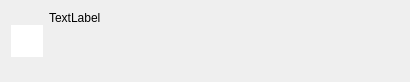
Qt form notify/notice.ui (QtPlay/coastal-qt) before a commit.
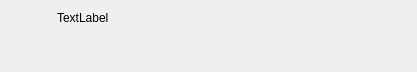
The same form after that commit.

Commit message: improved icon handling

Patch:
```diff
--- a/notify/notice.ui
+++ b/notify/notice.ui
@@ -6,8 +6,8 @@
    <rect>
     <x>0</x>
     <y>0</y>
-    <width>410</width>
-    <height>82</height>
+    <width>417</width>
+    <height>72</height>
    </rect>
   </property>
   <property name="windowTitle">
@@ -15,21 +15,24 @@
   </property>
   <layout class="QHBoxLayout" name="horizontalLayout">
    <item>
-    <widget class="QGraphicsView" name="Icon">
-     <property name="sizePolicy">
-      <sizepolicy hsizetype="Preferred" vsizetype="Preferred">
-       <horstretch>0</horstretch>
-       <verstretch>0</verstretch>
-      </sizepolicy>
+    <widget class="QToolButton" name="Icon">
+     <property name="text">
+      <string/>
      </property>
-     <property name="maximumSize">
+     <property name="iconSize">
       <size>
        <width>32</width>
        <height>32</height>
       </size>
      </property>
-     <property name="frameShape">
-      <enum>QFrame::NoFrame</enum>
+     <property name="popupMode">
+      <enum>QToolButton::InstantPopup</enum>
+     </property>
+     <property name="toolButtonStyle">
+      <enum>Qt::ToolButtonIconOnly</enum>
+     </property>
+     <property name="autoRaise">
+      <bool>true</bool>
      </property>
     </widget>
    </item>
```
The commit also changes 2 other files.
